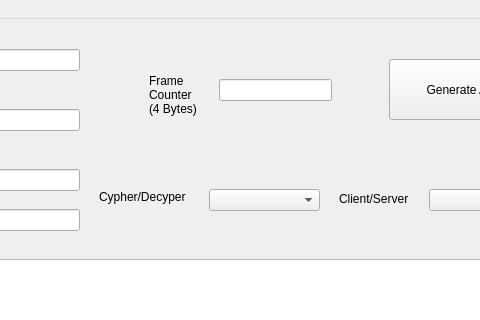
Before: the Qt Designer form encrypter_decrypterUI.ui in ric-geek/DLMS-APDU-Encrypter-Decrypter, drawn with Qt 5; both pictures show x 341 to 821 and y 0 to 320 of the 902 by 582 pixel window.
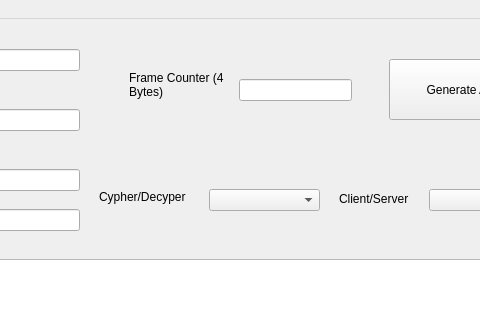
After: the same form once the commit is applied.

```diff
--- a/encrypter_decrypterUI.ui
+++ b/encrypter_decrypterUI.ui
@@ -55,10 +55,10 @@
    <widget class="QLabel" name="lblFrameCounter">
     <property name="geometry">
      <rect>
-      <x>490</x>
-      <y>50</y>
-      <width>51</width>
-      <height>51</height>
+      <x>470</x>
+      <y>30</y>
+      <width>101</width>
+      <height>71</height>
      </rect>
     </property>
     <property name="text">
@@ -71,7 +71,7 @@
    <widget class="QLineEdit" name="txtFrameCounter">
     <property name="geometry">
      <rect>
-      <x>560</x>
+      <x>580</x>
       <y>60</y>
       <width>113</width>
       <height>22</height>
```
